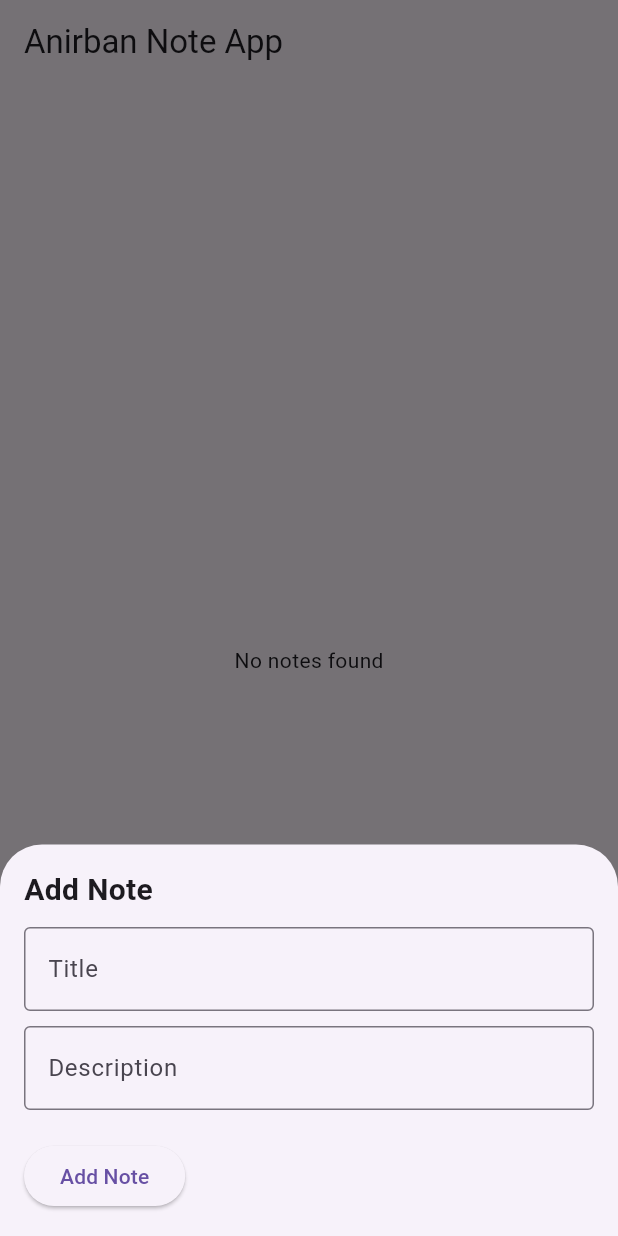
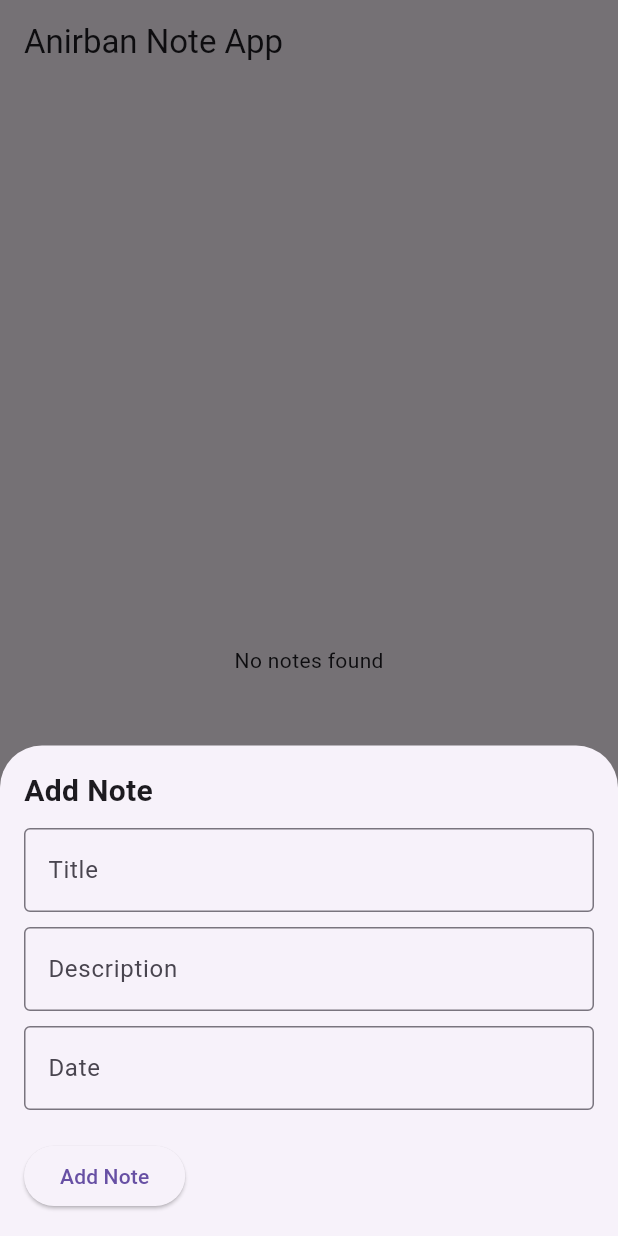
Before and after one commit to Anirban6311/sqflite_tutorial, a Flutter app: the screen it shows after launch, after a tap on the "add" icon, on a phone screen of 412 x 824 dp. Run offline on Flutter 3.47's test engine with Material 3 defaults, Android fonts, the phone set to English and light mode, and no system bars; our stand-ins replace sqflite; accounts and stored records are empty.

Commit message:
non functioning date

```diff
--- a/lib/pages/home_page.dart
+++ b/lib/pages/home_page.dart
@@ -11,6 +11,7 @@ class HomePage extends StatefulWidget {
 class _HomePageState extends State<HomePage> {
   TextEditingController titleController = TextEditingController();
   TextEditingController descriptionController = TextEditingController();
+  TextEditingController dateController = TextEditingController();
   List<Map<String, dynamic>> allNotes = [];
   DBHelper? dbRef;
 
@@ -30,7 +31,7 @@ class _HomePageState extends State<HomePage> {
   Widget build(BuildContext context) {
     return Scaffold(
       appBar: AppBar(
-        title: Text("Anirban Note App"),
+        title: const Text("Anirban Note App"),
       ),
       body: allNotes.isNotEmpty
           ? ListView.builder(
@@ -42,7 +43,7 @@ class _HomePageState extends State<HomePage> {
                     child: ListTile(
                       leading: CircleAvatar(
                         child: Text(
-                          "${index+1}",
+                          "${index + 1}",
                           style: TextStyle(fontSize: 14),
                         ),
                       ),
@@ -150,25 +151,37 @@ class _HomePageState extends State<HomePage> {
                   border: OutlineInputBorder(),
                 ),
               ),
+              SizedBox(height: 10),
+              TextField(
+                controller: descriptionController,
+                decoration: InputDecoration(
+                  hintText: "Enter date here",
+                  labelText: "Date",
+                  border: OutlineInputBorder(),
+                ),
+              ),
               SizedBox(height: 20),
               ElevatedButton(
                 onPressed: () async {
                   // final int sno = allNotes[index][DBHelper.COLUMN_NOTE_SNO];
                   var title = titleController.text;
                   var desc = descriptionController.text;
+                  var date = dateController.text;
                   if (title.isNotEmpty && desc.isNotEmpty) {
                     bool check = isUpdate
                         ? await dbRef!.updateNotes(
                             // Correct parameter
                             mTitle: title, // Named parameter
                             mDesc: desc,
-                            sno: sno // Named parameter
+                            sno: sno,
+                            mDate: date // Named parameter
 
                             )
                         : await dbRef!.addNote(
                             // Correct parameter
                             mTitle: title, // Named parameter
                             mDesc: desc,
+                            mDate: date,
                             // Named parameter
                           );
 
```
Also changed, not shown: lib/data/local/db_helper.dart (+15 -5 lines).
